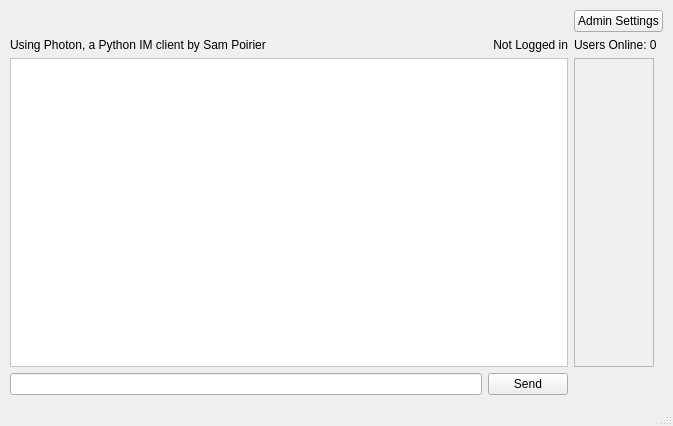
This is Client/mainWindow.ui in darthmorf/Photon as Qt 5 draws it before an edit. The edited form follows.
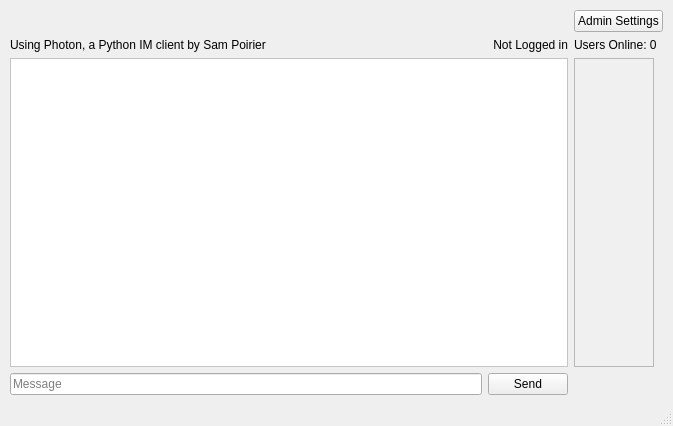
This is the edited form. Icons and pictures are not drawn.

Commit message: Using PlaceHolderText rather than labels

```diff
--- a/Client/mainWindow.ui
+++ b/Client/mainWindow.ui
@@ -120,7 +120,11 @@
      </widget>
     </item>
     <item row="5" column="0">
-     <widget class="QLineEdit" name="messageInput"/>
+     <widget class="QLineEdit" name="messageInput">
+      <property name="placeholderText">
+       <string>Message</string>
+      </property>
+     </widget>
     </item>
     <item row="1" column="1">
      <widget class="QLabel" name="usernameLabel">
@@ -307,7 +311,7 @@
             <rect>
              <x>1</x>
              <y>4</y>
-             <width>478</width>
+             <width>562</width>
              <height>250</height>
             </rect>
            </property>
```
The commit also changes 3 other files.
